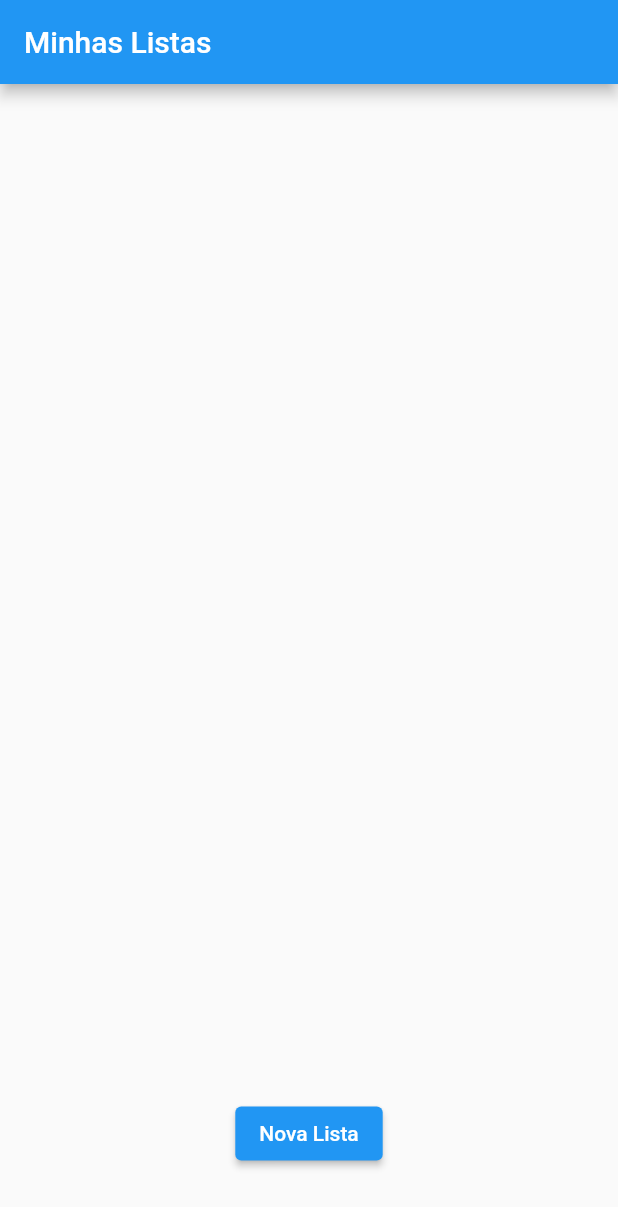
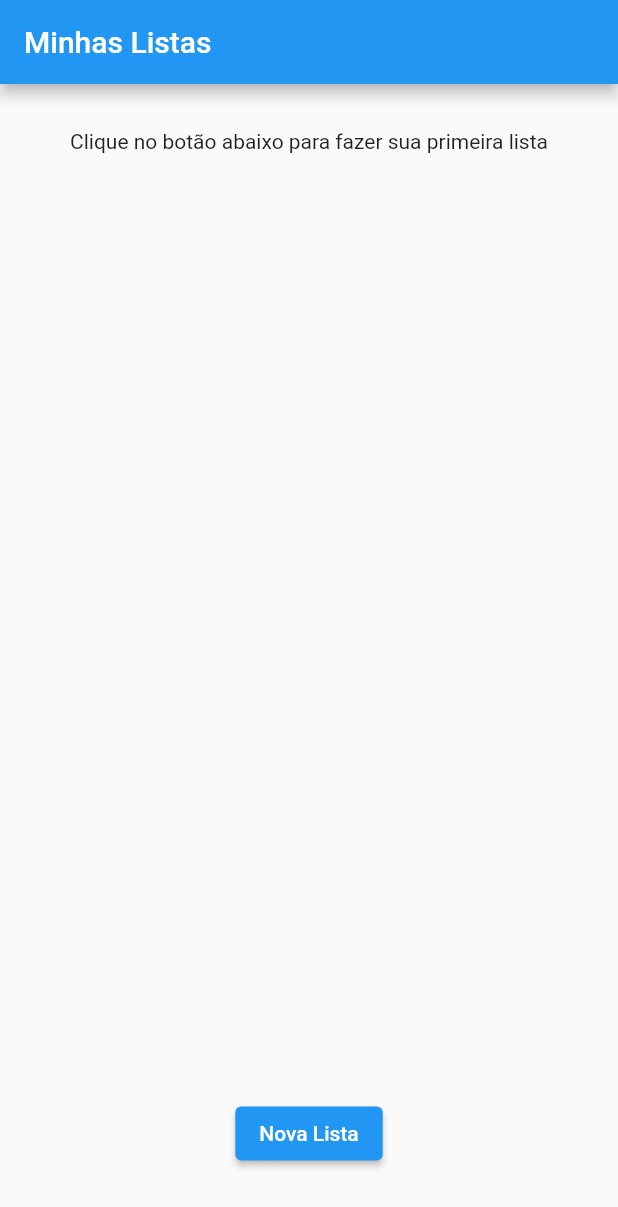
Before and after one commit to thiagotbsilva/groceries, a Flutter app: the screen it shows after launch, on a phone screen of 412 x 824 dp. Shown: the top 1207 px of the screen. Run offline on Flutter 3.47's test engine with Material 2 defaults, Android fonts, the phone set to English and light mode, and no system bars; our stand-ins replace currency_text_input_formatter, flutter_mobx, mobx; generated files the repository leaves out were written again.

Commit message:
- melhorias de usabilidade  -- informando listas vazias  -- demarcando cor dos itens checked

```diff
--- a/lib/ui_components/screens/home_screen.dart
+++ b/lib/ui_components/screens/home_screen.dart
@@ -46,10 +46,9 @@ class _HomeScreenState extends State<HomeScreen> {
   Widget _listsWidget() {
     double width = MediaQuery.of(context).size.width;
     double height = MediaQuery.of(context).size.height;
-    return GestureDetector(
-      onTap: () {},
-      child: Observer(
+    return Observer(
         builder: (_) {
+          int itensQtd = singletonControler.groceriesList.length;
           return SizedBox(
             height: height,
             width: width,
@@ -57,11 +56,19 @@ class _HomeScreenState extends State<HomeScreen> {
               children: [
                 SizedBox(
                   height:height * .82,
-                    child: ListView.builder(
-                        itemCount: singletonControler.groceriesList.length,
+                  child: itensQtd > 0
+                      ? ListView.builder(
+                      itemCount: itensQtd,
                       itemBuilder: (context, index) {
                         return _listItem(index);
-                        }),
+                      })
+                      : Container(
+                        padding: const EdgeInsets.symmetric(horizontal: 25, vertical: 30),
+                        child: const Text(
+                          'Clique no botão abaixo para fazer sua primeira lista',
+                            textAlign: TextAlign.center
+                        )
+                      ),
                 ),
                 ElevatedButton(
                   style: ElevatedButton.styleFrom(
@@ -74,7 +81,6 @@ class _HomeScreenState extends State<HomeScreen> {
             ),
           );
         }
-      ),
     );
   }
 
@@ -155,7 +161,7 @@ class _HomeScreenState extends State<HomeScreen> {
       singletonControler.setNewItem(_listController.text, DateTime.now());
       _listController.text = '';
     }
-    Future.delayed(const Duration(milliseconds: 200), () {
+    Future.delayed(const Duration(milliseconds: 400), () {
       Navigator.push(
         context,
         MaterialPageRoute(builder: (context) => GroceryScreen(
```
Also changed, not shown: lib/ui_components/screens/grocery_screen.dart (+19 -7 lines), lib/ui_components/widgets/grocery_item.dart (+19 -11 lines). Lines whose indentation alone changed are shown as unchanged.
